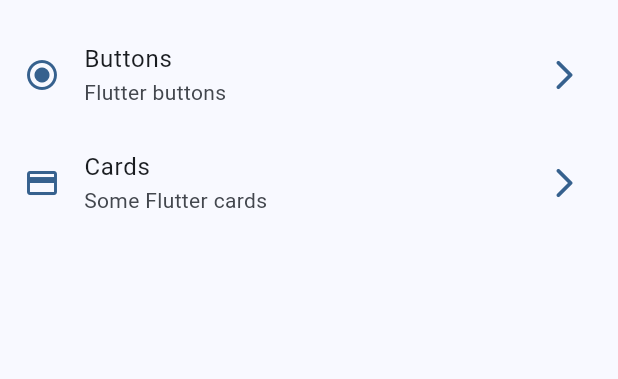
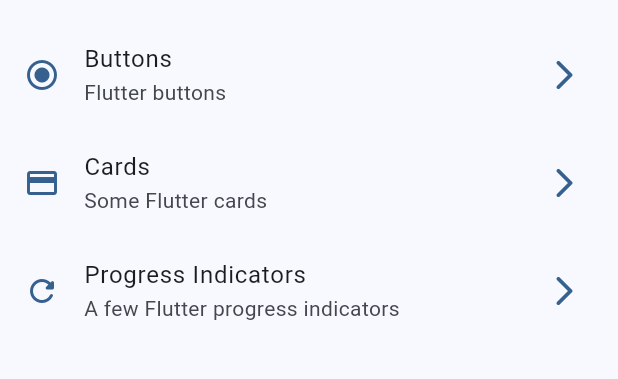
Before and after one commit to carlosmdez/widgets_app, a Flutter app: the screen it shows after launch, on a phone screen of 412 x 824 dp, the part 63-442 px from its top. Run offline on Flutter 3.47's test engine with Material 3 defaults, Android fonts, the phone set to English and light mode, and no system bars; our stand-ins replace go_router.

Commit message:
Progress indicators

```diff
--- a/lib/config/menu/menu_item.dart
+++ b/lib/config/menu/menu_item.dart
@@ -27,4 +27,10 @@ const appMenuItems = <MenuItem>[
     route: '/cards',
     icon: Icons.credit_card,
   ),
+  MenuItem(
+    title: 'Progress Indicators',
+    subTitle: 'A few Flutter progress indicators',
+    route: '/progress',
+    icon: Icons.refresh_rounded,
+  ),
 ];
--- a/lib/config/router/app_router.dart
+++ b/lib/config/router/app_router.dart
@@ -22,6 +22,42 @@ final GoRouter appRouter = GoRouter(
             return const CardsScreen();
           },
         ),
+        GoRoute(
+          path: 'animated',
+          builder: (context, GoRouterState state) {
+            return const AnimatedScreen();
+          },
+        ),
+        GoRoute(
+          path: 'app-tutorial',
+          builder: (context, GoRouterState state) {
+            return const AppTutorialScreen();
+          },
+        ),
+        GoRoute(
+          path: 'infinite-scroll',
+          builder: (context, GoRouterState state) {
+            return const InfiniteScrollScreen();
+          },
+        ),
+        GoRoute(
+          path: 'progress',
+          builder: (context, GoRouterState state) {
+            return const ProgressScreen();
+          },
+        ),
+        GoRoute(
+          path: 'snackbar',
+          builder: (context, GoRouterState state) {
+            return const SnackbarScreen();
+          },
+        ),
+        GoRoute(
+          path: 'ui-controls',
+          builder: (context, GoRouterState state) {
+            return const UIControlsScreen();
+          },
+        ),
       ],
     ),
   ],
```
Also changed, not shown: lib/screens/animated_screen.dart (added, +10 -0 lines), lib/screens/app_tutorial_screen.dart (added, +10 -0 lines), lib/screens/infinite_scroll_screen.dart (added, +10 -0 lines), lib/screens/progress_screen.dart (added, +67 -0 lines), lib/screens/screens.dart (+7 -0 lines), lib/screens/snackbar_screen.dart (added, +10 -0 lines), lib/screens/ui_controls_scren.dart (added, +10 -0 lines).
